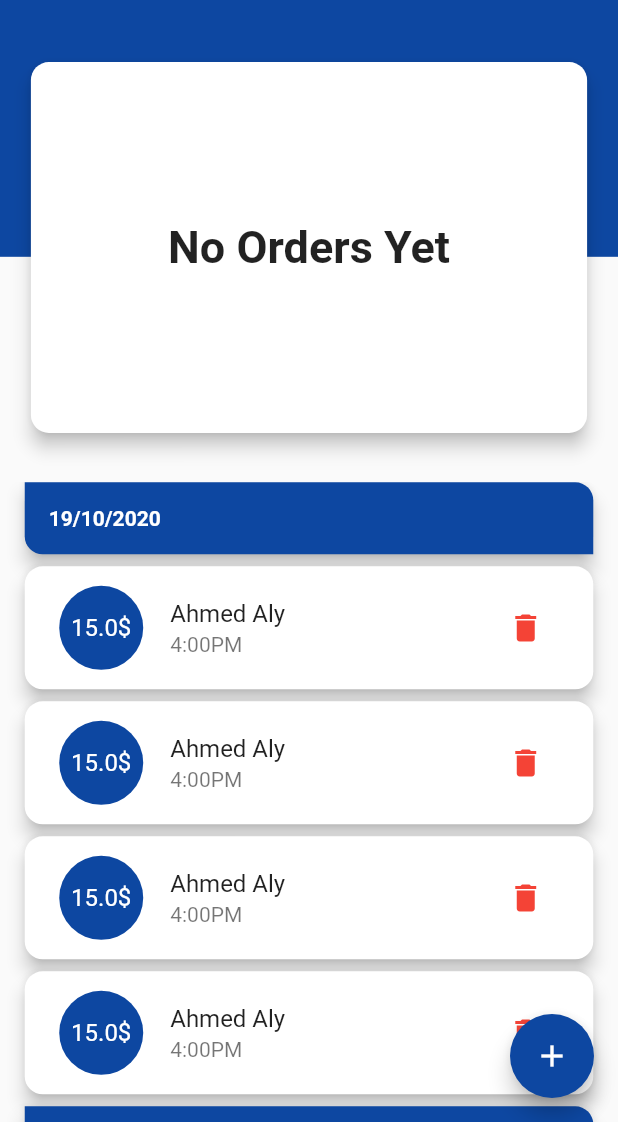
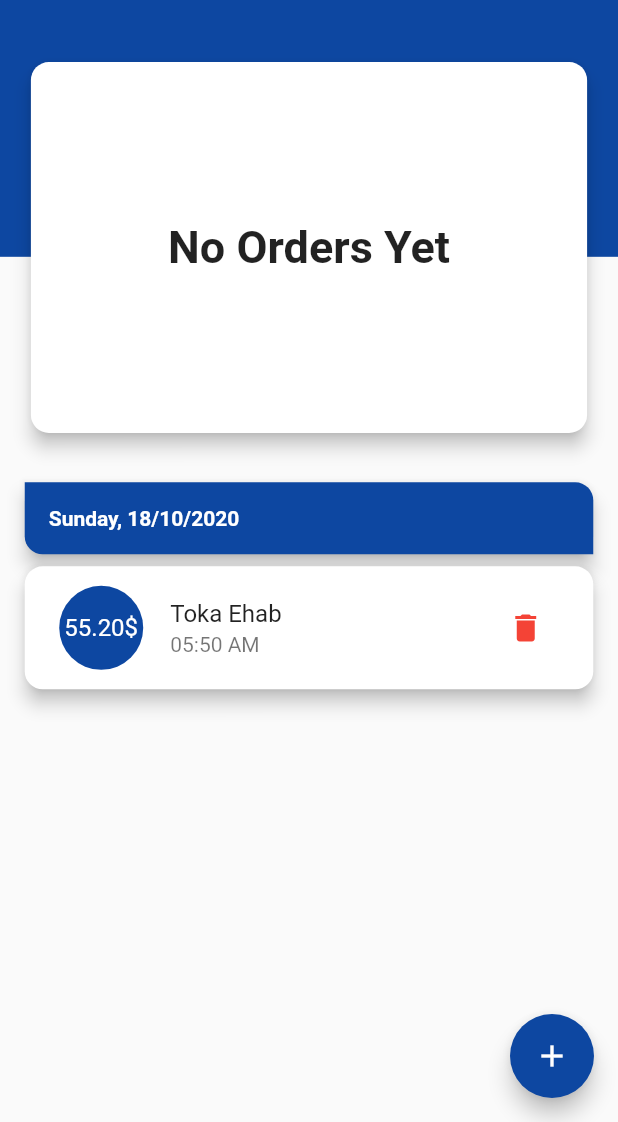
Before and after one commit to Flutter-Course/Online, a Flutter app: the screen it shows after launch, on a phone screen of 412 x 824 dp, the part 114-1236 px from its top. Run offline on Flutter 3.47's test engine with Material 2 defaults, Android fonts, the phone set to English and light mode, and no system bars; drawn by our look-alikes of sticky_headers.

Commit message:
delete order

```diff
--- a/delivery_manager/lib/main.dart
+++ b/delivery_manager/lib/main.dart
@@ -1,3 +1,5 @@
+import 'dart:collection';
+
 import 'package:delivery_manager/screens/home_screen.dart';
 import 'package:flutter/material.dart';
 
--- a/delivery_manager/lib/screens/home_screen.dart
+++ b/delivery_manager/lib/screens/home_screen.dart
@@ -1,9 +1,14 @@
+import 'dart:collection';
+import 'dart:math';
+
+import 'package:delivery_manager/models/order.dart';
 import 'package:delivery_manager/widgets/background_container.dart';
 import 'package:delivery_manager/widgets/chart.dart';
 import 'package:delivery_manager/widgets/homescreen_title.dart';
 import 'package:delivery_manager/widgets/order_item.dart';
 import 'package:delivery_manager/widgets/sticky_header_head.dart';
 import 'package:flutter/material.dart';
+import 'package:intl/intl.dart';
 import 'package:sticky_headers/sticky_headers.dart';
 
 class HomeScreen extends StatefulWidget {
@@ -12,8 +17,57 @@ class HomeScreen extends StatefulWidget {
 }
 
 class _HomeScreenState extends State<HomeScreen> {
+  SplayTreeMap<String, Map<String, dynamic>> orders =
+      SplayTreeMap<String, Map<String, dynamic>>((String a, String b) {
+    return -a.compareTo(b);
+  });
   ScrollController scrollController = ScrollController();
   bool showUpButton = false;
+  List<String> deliveryMen = ['Muhammed Aly', 'Toka Ehab', 'Ahmed Aly'];
+
+  int compareTwoOrders(Order a, Order b) {
+    return -a.orderDate.compareTo(b.orderDate);
+  }
+
+  void removeOrder(String key, Order order) {
+    setState(() {
+      (orders[key]['list'] as SplayTreeSet<Order>).remove(order);
+      if (orders[key]['list'].isEmpty) {
+        orders.remove(key);
+      }
+    });
+  }
+
+  @override
+  void initState() {
+    super.initState();
+    final ordersList = List.generate(12, (index) {
+      return Order(
+        id: index,
+        deliveryMan: deliveryMen[Random().nextInt(3)],
+        price: Random().nextDouble() * 500,
+        orderDate: DateTime.now().subtract(
+          Duration(
+            days: Random().nextInt(12),
+            hours: Random().nextInt(24),
+            minutes: Random().nextInt(60),
+          ),
+        ),
+      );
+    });
+
+    ordersList.forEach((element) {
+      final key = DateFormat('yyyyMMdd').format(element.orderDate);
+      if (!orders.containsKey(key)) {
+        orders[key] = Map<String, dynamic>();
+        orders[key]['date'] =
+            DateFormat('EEEE, dd/MM/yyyy').format(element.orderDate);
+        orders[key]['list'] = SplayTreeSet<Order>(compareTwoOrders);
+      }
+      orders[key]['list'].add(element);
+    });
+  }
+
   @override
   Widget build(BuildContext context) {
     return Scaffold(
@@ -43,80 +97,27 @@ class _HomeScreenState extends State<HomeScreen> {
                         }
                         return true;
                       },
-                      child: ListView(
+                      child: ListView.builder(
                         controller: scrollController,
                         padding: EdgeInsets.only(
                           bottom: kFloatingActionButtonMargin + 56,
                         ),
                         physics: BouncingScrollPhysics(),
-                        children: [
-                          StickyHeader(
-                            header: StickyHeaderHead('19/10/2020'),
+                        itemCount: orders.length,
+                        itemBuilder: (context, index) {
+                          List<String> keys = orders.keys.toList();
+                          String key = keys[index];
+                          String date = orders[key]['date'];
+                          SplayTreeSet<Order> list = orders[key]['list'];
+                          return StickyHeader(
+                            header: StickyHeaderHead(date),
                             content: Column(
-                              children: [
-                                OrderItem(
-                                  price: 15,
-                                  deliveryMan: 'Ahmed Aly',
-                                  time: '4:00PM',
-                                ),
-                                OrderItem(
-                                  price: 15,
-                                  deliveryMan: 'Ahmed Aly',
-                                  time: '4:00PM',
-                                ),
-                                OrderItem(
-                                  price: 15,
-                                  deliveryMan: 'Ahmed Aly',
-                                  time: '4:00PM',
-                                ),
-                                OrderItem(
-                                  price: 15,
-                                  deliveryMan: 'Ahmed Aly',
-                                  time: '4:00PM',
-                                ),
-                              ],
+                              children: list.map((element) {
+                                return OrderItem(element, removeOrder);
+                              }).toList(),
                             ),
-                          ),
-                          StickyHeader(
-                            header: StickyHeaderHead('18/10/2020'),
-                            content: Column(
-                              children: [
-                                OrderItem(
-                                  price: 15,
-                                  deliveryMan: 'Ahmed Aly',
-                                  time: '4:00PM',
-                                ),
-                                OrderItem(
-                                  price: 15,
-                                  deliveryMan: 'Ahmed Aly',
-                                  time: '4:00PM',
-                                ),
-                              ],
-                            ),
-                          ),
-                          StickyHeader(
-                            header: StickyHeaderHead('17/10/2020'),
-                            content: Column(
-                              children: [
-                                OrderItem(
-                                  price: 15,
-                                  deliveryMan: 'Ahmed Aly',
-                                  time: '4:00PM',
-                                ),
-                                OrderItem(
-                                  price: 15,
-                                  deliveryMan: 'Ahmed Aly',
-                                  time: '4:00PM',
-                                ),
-                                OrderItem(
-                                  price: 15,
-                                  deliveryMan: 'Ahmed Aly',
-                                  time: '4:00PM',
-                                ),
-                              ],
-                            ),
-                          ),
-                        ],
+                          );
+                        },
                       ),
                     ),
                   ),
--- a/delivery_manager/lib/widgets/order_item.dart
+++ b/delivery_manager/lib/widgets/order_item.dart
@@ -1,10 +1,11 @@
+import 'package:delivery_manager/models/order.dart';
 import 'package:flutter/material.dart';
+import 'package:intl/intl.dart';
 
 class OrderItem extends StatelessWidget {
-  final double price;
-  final String deliveryMan, time;
-  OrderItem(
-      {@required this.price, @required this.deliveryMan, @required this.time});
+  final Order order;
+  final Function remove;
+  OrderItem(this.order, this.remove);
   @override
   Widget build(BuildContext context) {
     return Card(
@@ -29,20 +30,22 @@ class OrderItem extends StatelessWidget {
               child: Padding(
                 padding: EdgeInsets.all(5.0),
                 child: Text(
-                  '$price\$',
+                  '${order.price.toStringAsFixed(2)}\$',
                   style: TextStyle(color: Colors.white),
                 ),
               ),
             ),
           ),
-          title: Text(deliveryMan),
-          subtitle: Text(time),
+          title: Text(order.deliveryMan),
+          subtitle: Text(DateFormat('hh:mm a').format(order.orderDate)),
           trailing: IconButton(
             icon: Icon(
               Icons.delete,
               color: Colors.red,
             ),
-            onPressed: () {},
+            onPressed: () {
+              remove(DateFormat('yyyyMMdd').format(order.orderDate), order);
+            },
           ),
         ),
       ),
```
